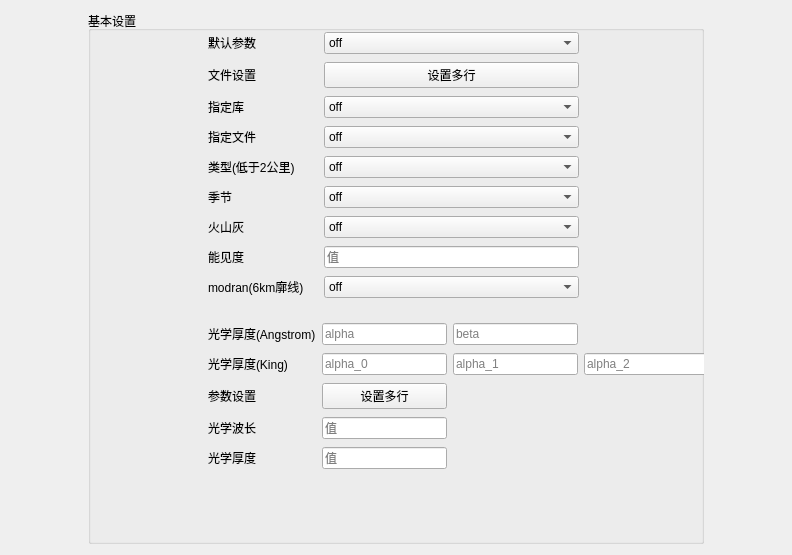
Before: the Qt Designer form GUI/aerosolpage.ui in code-arter/radiometer-GUI, drawn with Qt 5.
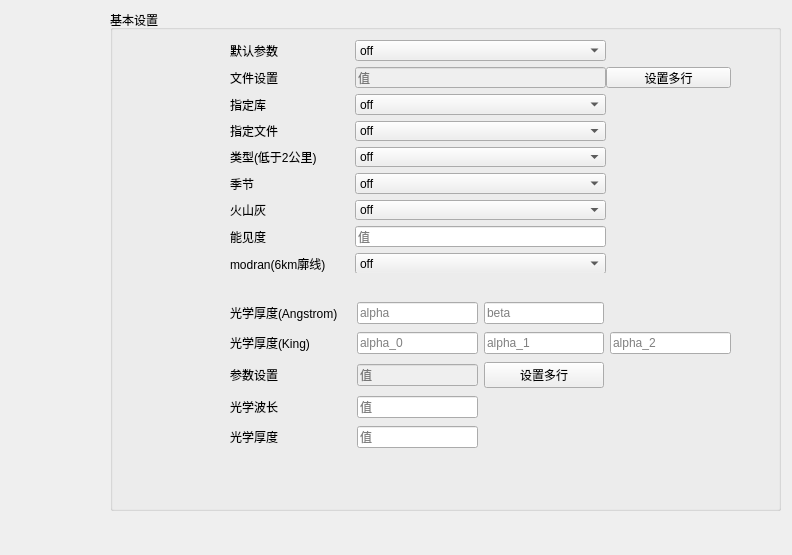
After: the same form once the commit is applied.

```diff
--- a/GUI/aerosolpage.ui
+++ b/GUI/aerosolpage.ui
@@ -13,24 +13,15 @@
   <property name="windowTitle">
    <string>Form</string>
   </property>
-  <layout class="QHBoxLayout" name="horizontalLayout_2">
-   <item>
-    <layout class="QHBoxLayout" name="horizontalLayout" stretch="1,8,1">
-     <item>
-      <spacer name="horizontalSpacer">
-       <property name="orientation">
-        <enum>Qt::Horizontal</enum>
-       </property>
-       <property name="sizeHint" stdset="0">
-        <size>
-         <width>40</width>
-         <height>20</height>
-        </size>
-       </property>
-      </spacer>
-     </item>
-     <item>
       <widget class="QGroupBox" name="groupBox_7">
+   <property name="geometry">
+    <rect>
+     <x>110</x>
+     <y>10</y>
+     <width>671</width>
+     <height>501</height>
+    </rect>
+   </property>
        <property name="title">
         <string>基本设置</string>
        </property>
@@ -38,45 +29,22 @@
         <property name="geometry">
          <rect>
           <x>120</x>
-          <y>19</y>
-          <width>371</width>
-          <height>271</height>
-         </rect>
-        </property>
-        <layout class="QGridLayout" name="gridLayout" columnstretch="3,7">
-         <item row="6" column="1">
-          <widget class="QComboBox" name="comboBox_25">
-           <property name="option_name" stdset="0">
-            <string>aerosol_haze</string>
-           </property>
-           <item>
-            <property name="text">
-             <string>off</string>
-            </property>
-           </item>
-           <item>
-            <property name="text">
-             <string>rural-type-aerosols</string>
-            </property>
-           </item>
-           <item>
-            <property name="text">
-             <string>maritime-type-aerosols</string>
-            </property>
-           </item>
-           <item>
-            <property name="text">
-             <string>urban-type-aerosols</string>
-            </property>
-           </item>
-           <item>
-            <property name="text">
-             <string>tropospheric-type-aerosols</string>
-            </property>
-           </item>
-          </widget>
-         </item>
-         <item row="8" column="1">
+      <y>30</y>
+      <width>501</width>
+      <height>233</height>
+     </rect>
+    </property>
+    <layout class="QGridLayout" name="gridLayout" columnstretch="0,1,2,1">
+     <property name="sizeConstraint">
+      <enum>QLayout::SetDefaultConstraint</enum>
+     </property>
+     <property name="rightMargin">
+      <number>0</number>
+     </property>
+     <property name="horizontalSpacing">
+      <number>0</number>
+     </property>
+     <item row="8" column="2">
           <widget class="QComboBox" name="comboBox_30">
            <property name="option_name" stdset="0">
             <string>aerosol_vulcan</string>
@@ -108,21 +76,27 @@
            </item>
           </widget>
          </item>
-         <item row="10" column="0">
-          <widget class="QLabel" name="label_31">
+     <item row="9" column="2">
+      <widget class="QLineEdit" name="lineEdit_4">
            <property name="text">
-            <string>modran(6km廓线)</string>
-           </property>
-          </widget>
-         </item>
-         <item row="3" column="0">
-          <widget class="QLabel" name="label_57">
+        <string/>
+       </property>
+       <property name="placeholderText">
+        <string>值</string>
+       </property>
+       <property name="option_name" stdset="0">
+        <string>aerosol_visibility</string>
+       </property>
+      </widget>
+     </item>
+     <item row="1" column="3">
+      <widget class="QPushButton" name="pushButton_9">
            <property name="text">
-            <string>指定库</string>
+        <string>设置多行</string>
            </property>
           </widget>
          </item>
-         <item row="4" column="1">
+     <item row="4" column="2">
           <widget class="QComboBox" name="comboBox_26">
            <property name="option_name" stdset="0">
             <string>aerosol_species_file</string>
@@ -179,96 +153,7 @@
            </item>
           </widget>
          </item>
-         <item row="4" column="0">
-          <widget class="QLabel" name="label_58">
-           <property name="text">
-            <string>指定文件</string>
-           </property>
-          </widget>
-         </item>
-         <item row="10" column="1">
-          <widget class="QComboBox" name="comboBox_31">
-           <property name="option_name" stdset="0">
-            <string>aerosol_profile_modtran</string>
-           </property>
-           <item>
-            <property name="text">
-             <string>off</string>
-            </property>
-           </item>
-           <item>
-            <property name="text">
-             <string>activate</string>
-            </property>
-           </item>
-          </widget>
-         </item>
-         <item row="9" column="0">
-          <widget class="QLabel" name="label_64">
-           <property name="text">
-            <string>能见度</string>
-           </property>
-          </widget>
-         </item>
-         <item row="0" column="0">
-          <widget class="QLabel" name="label_28">
-           <property name="text">
-            <string>默认参数</string>
-           </property>
-          </widget>
-         </item>
-         <item row="9" column="1">
-          <widget class="QLineEdit" name="lineEdit_4">
-           <property name="text">
-            <string/>
-           </property>
-           <property name="placeholderText">
-            <string>值</string>
-           </property>
-           <property name="option_name" stdset="0">
-            <string>aerosol_visibility</string>
-           </property>
-          </widget>
-         </item>
-         <item row="7" column="0">
-          <widget class="QLabel" name="label_60">
-           <property name="text">
-            <string>季节</string>
-           </property>
-          </widget>
-         </item>
-         <item row="3" column="1">
-          <widget class="QComboBox" name="comboBox_24">
-           <property name="option_name" stdset="0">
-            <string>aerosol_species_library</string>
-           </property>
-           <item>
-            <property name="text">
-             <string>off</string>
-            </property>
-           </item>
-           <item>
-            <property name="text">
-             <string>opac</string>
-            </property>
-           </item>
-          </widget>
-         </item>
-         <item row="8" column="0">
-          <widget class="QLabel" name="label_30">
-           <property name="text">
-            <string>火山灰</string>
-           </property>
-          </widget>
-         </item>
-         <item row="6" column="0">
-          <widget class="QLabel" name="label_59">
-           <property name="text">
-            <string>类型(低于2公里)</string>
-           </property>
-          </widget>
-         </item>
-         <item row="0" column="1">
+     <item row="0" column="2">
           <widget class="QComboBox" name="comboBox_22">
            <property name="option_name" stdset="0">
             <string>aerosol_default</string>
@@ -285,7 +170,24 @@
            </item>
           </widget>
          </item>
-         <item row="7" column="1">
+     <item row="10" column="2">
+      <widget class="QComboBox" name="comboBox_31">
+       <property name="option_name" stdset="0">
+        <string>aerosol_profile_modtran</string>
+       </property>
+       <item>
+        <property name="text">
+         <string>off</string>
+        </property>
+       </item>
+       <item>
+        <property name="text">
+         <string>activate</string>
+        </property>
+       </item>
+      </widget>
+     </item>
+     <item row="7" column="2">
           <widget class="QComboBox" name="comboBox_27">
            <property name="option_name" stdset="0">
             <string>aerosol_season</string>
@@ -307,32 +209,146 @@
            </item>
           </widget>
          </item>
+     <item row="6" column="2">
+      <widget class="QComboBox" name="comboBox_25">
+       <property name="option_name" stdset="0">
+        <string>aerosol_haze</string>
+       </property>
+       <item>
+        <property name="text">
+         <string>off</string>
+        </property>
+       </item>
+       <item>
+        <property name="text">
+         <string>rural-type-aerosols</string>
+        </property>
+       </item>
+       <item>
+        <property name="text">
+         <string>maritime-type-aerosols</string>
+        </property>
+       </item>
+       <item>
+        <property name="text">
+         <string>urban-type-aerosols</string>
+        </property>
+       </item>
+       <item>
+        <property name="text">
+         <string>tropospheric-type-aerosols</string>
+        </property>
+       </item>
+      </widget>
+     </item>
+     <item row="3" column="2">
+      <widget class="QComboBox" name="comboBox_24">
+       <property name="option_name" stdset="0">
+        <string>aerosol_species_library</string>
+       </property>
+       <item>
+        <property name="text">
+         <string>off</string>
+        </property>
+       </item>
+       <item>
+        <property name="text">
+         <string>opac</string>
+        </property>
+       </item>
+      </widget>
+     </item>
+     <item row="1" column="2">
+      <widget class="QLineEdit" name="lineEdit_aerosol_file">
+       <property name="enabled">
+        <bool>false</bool>
+       </property>
+       <property name="text">
+        <string/>
+       </property>
+       <property name="placeholderText">
+        <string>值</string>
+       </property>
+       <property name="option_name" stdset="0">
+        <string>aerosol_file</string>
+       </property>
+      </widget>
+     </item>
+     <item row="0" column="1">
+      <widget class="QLabel" name="label_28">
+       <property name="text">
+        <string>默认参数</string>
+       </property>
+      </widget>
+     </item>
          <item row="1" column="1">
-          <widget class="QPushButton" name="pushButton_9">
-           <property name="text">
-            <string>设置多行</string>
-           </property>
-          </widget>
-         </item>
-         <item row="1" column="0">
           <widget class="QLabel" name="label_65">
            <property name="text">
             <string>文件设置</string>
            </property>
           </widget>
          </item>
+     <item row="3" column="1">
+      <widget class="QLabel" name="label_57">
+       <property name="text">
+        <string>指定库</string>
+       </property>
+      </widget>
+     </item>
+     <item row="4" column="1">
+      <widget class="QLabel" name="label_58">
+       <property name="text">
+        <string>指定文件</string>
+       </property>
+      </widget>
+     </item>
+     <item row="6" column="1">
+      <widget class="QLabel" name="label_59">
+       <property name="text">
+        <string>类型(低于2公里)</string>
+       </property>
+      </widget>
+     </item>
+     <item row="7" column="1">
+      <widget class="QLabel" name="label_60">
+       <property name="text">
+        <string>季节</string>
+       </property>
+      </widget>
+     </item>
+     <item row="8" column="1">
+      <widget class="QLabel" name="label_30">
+       <property name="text">
+        <string>火山灰</string>
+       </property>
+      </widget>
+     </item>
+     <item row="9" column="1">
+      <widget class="QLabel" name="label_64">
+       <property name="text">
+        <string>能见度</string>
+       </property>
+      </widget>
+     </item>
+     <item row="10" column="1">
+      <widget class="QLabel" name="label_31">
+       <property name="text">
+        <string>modran(6km廓线)</string>
+       </property>
+      </widget>
+     </item>
         </layout>
        </widget>
        <widget class="QWidget" name="gridLayoutWidget_2">
         <property name="geometry">
          <rect>
           <x>120</x>
-          <y>310</y>
+      <y>290</y>
           <width>501</width>
           <height>152</height>
          </rect>
         </property>
-        <layout class="QGridLayout" name="gridLayout_2">
+    <layout class="QGridLayout" name="gridLayout_2" columnstretch="1,1,1,1">
          <item row="4" column="1">
           <widget class="QLineEdit" name="lineEdit_11">
            <property name="placeholderText">
@@ -444,33 +460,29 @@
            </property>
           </widget>
          </item>
-         <item row="2" column="1">
+     <item row="2" column="2">
           <widget class="QPushButton" name="pushButton_10">
            <property name="text">
             <string>设置多行</string>
            </property>
           </widget>
          </item>
-        </layout>
-       </widget>
-      </widget>
-     </item>
-     <item>
-      <spacer name="horizontalSpacer_2">
-       <property name="orientation">
-        <enum>Qt::Horizontal</enum>
+     <item row="2" column="1">
+      <widget class="QLineEdit" name="lineEdit_aerosol_modify">
+       <property name="enabled">
+        <bool>false</bool>
        </property>
-       <property name="sizeHint" stdset="0">
-        <size>
-         <width>40</width>
-         <height>20</height>
-        </size>
+       <property name="placeholderText">
+        <string>值</string>
        </property>
-      </spacer>
+       <property name="option_name" stdset="0">
+        <string>aerosol_modify</string>
+       </property>
+      </widget>
      </item>
     </layout>
-   </item>
-  </layout>
+   </widget>
+  </widget>
  </widget>
  <resources/>
  <connections/>
```
Lines whose indentation alone changed are shown as unchanged.
